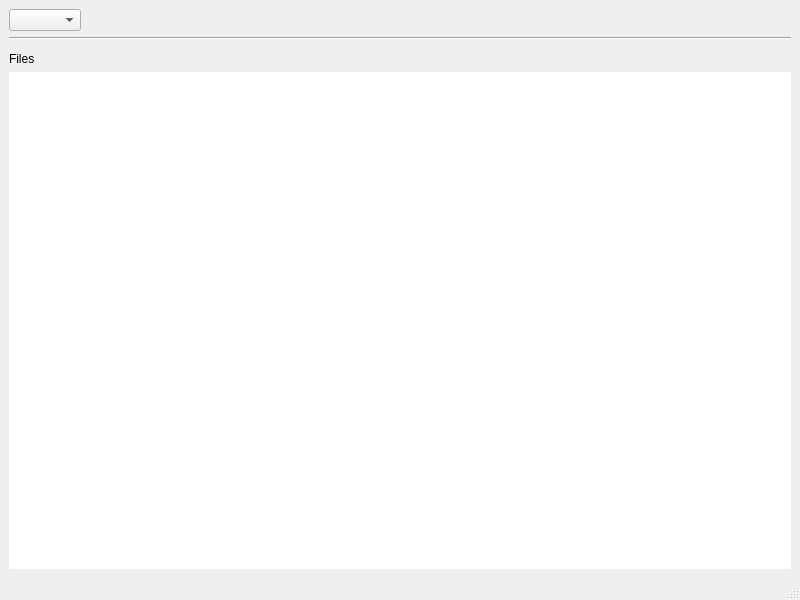
This is resources/forms/mainwindow.ui in DINOZYAVIER/project-manager as Qt 5 draws it before an edit. The edited form follows.
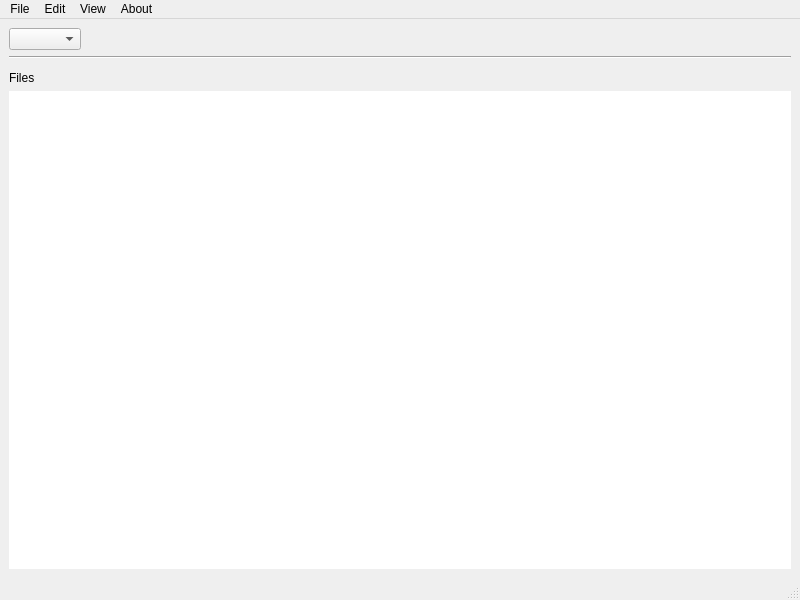
This is the edited form. Custom widgets are drawn as their Qt base class.

The edit to the form file:
```diff
--- a/resources/forms/mainwindow.ui
+++ b/resources/forms/mainwindow.ui
@@ -100,6 +100,38 @@
      <height>21</height>
     </rect>
    </property>
+   <widget class="QMenu" name="menuFile">
+    <property name="title">
+     <string>File</string>
+    </property>
+    <addaction name="actionOpenDatabase"/>
+    <addaction name="actionSaveDatabase"/>
+    <addaction name="actionCloseDatabase"/>
+    <addaction name="separator"/>
+    <addaction name="separator"/>
+    <addaction name="actionExit"/>
+   </widget>
+   <widget class="QMenu" name="menuEdit">
+    <property name="title">
+     <string>Edit</string>
+    </property>
+   </widget>
+   <widget class="QMenu" name="menuView">
+    <property name="title">
+     <string>View</string>
+    </property>
+   </widget>
+   <widget class="QMenu" name="menuAbout">
+    <property name="title">
+     <string>About</string>
+    </property>
+    <addaction name="actionAboutApplication"/>
+    <addaction name="actionAboutQt"/>
+   </widget>
+   <addaction name="menuFile"/>
+   <addaction name="menuEdit"/>
+   <addaction name="menuView"/>
+   <addaction name="menuAbout"/>
   </widget>
   <widget class="QStatusBar" name="statusbar"/>
  </widget>
```
Left out of the diff: 30 changed lines with no effect on the pictures.
